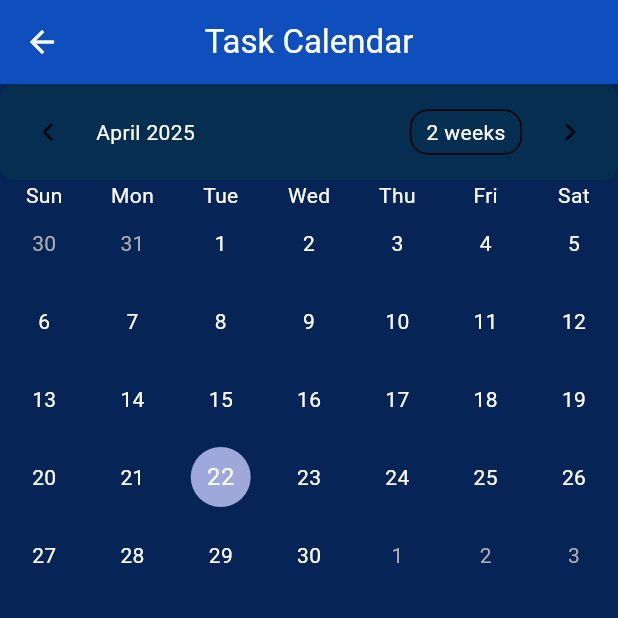
After one commit to Teshan2000/To-Do-Planner, a Flutter app: the screen it shows after launch, item 2 of the bottom bar chosen, after a tap on the "calendar month" icon, on a phone screen of 412 x 824 dp, the top half of it. The commit adds this screen. Run offline on Flutter 3.47's test engine with Material 3 defaults, Android fonts, the phone set to English and light mode, and no system bars; drawn by our look-alikes of table_calendar; our stand-ins replace flutter_local_notifications, flutter_switch, timezone.

Commit message:
Tasks Calendar
Table Calendar was used to display tasks.

```diff
--- /dev/null
+++ b/to_do_planner/lib/screens/calendar.dart
@@ -0,0 +1,118 @@
+import 'package:flutter/material.dart';
+import 'package:intl/intl.dart';
+import 'package:provider/provider.dart';
+import 'package:table_calendar/table_calendar.dart';
+import 'package:to_do_planner/models/task.dart';
+import 'package:to_do_planner/providers/taskProvider.dart';
+import 'package:to_do_planner/screens/home.dart';
+
+class Calendar extends StatefulWidget {
+  const Calendar({super.key});
+
+  @override
+  State<Calendar> createState() => _CalendarState();
+}
+
+class _CalendarState extends State<Calendar> {
+  DateTime _focusedDay = DateTime.now();
+  DateTime? _selectedDay;
+
+  String formatTaskDate(DateTime taskDate) {
+    DateTime now = DateTime.now();
+    DateTime today = DateTime(now.year, now.month, now.day);
+    DateTime tomorrow = today.add(const Duration(days: 1));
+
+    if (taskDate.isAtSameMomentAs(today)) {
+      return "Today";
+    } else if (taskDate.isAtSameMomentAs(tomorrow)) {
+      return "Tomorrow";
+    } else {
+      return DateFormat("dd-MM-yyyy").format(taskDate); // Format for other dates
+    }
+  }
+
+  @override
+  Widget build(BuildContext context) {
+    final taskProvider = Provider.of<TaskProvider>(context);
+
+    List<Task> getTasksForDay(DateTime day) {
+      return taskProvider.getTasksByDate(day);
+    }
+
+    return Scaffold(
+      backgroundColor: const Color.fromARGB(255, 7, 36, 86),
+      appBar: AppBar(
+        backgroundColor: const Color.fromARGB(255, 15, 79, 189),
+        // automaticallyImplyLeading: true,
+        leading: IconButton(
+            onPressed: () {
+              Navigator.of(context).pushReplacement(
+                MaterialPageRoute(
+                  builder: (context) => Home()));
+            },
+            icon: const Icon(Icons.arrow_back),
+            color: Colors.white,
+          ),
+        centerTitle: true,
+        title: const Text(
+          'Task Calendar',
+          style: TextStyle(color: Colors.white),
+        ),
+      ),
+      body: Column(
+        children: [
+          TableCalendar(
+            focusedDay: _focusedDay,
+            firstDay: DateTime(2000),
+            lastDay: DateTime(2100),
+            calendarFormat: CalendarFormat.month,
+            selectedDayPredicate: (day) => isSameDay(_selectedDay, day),
+            onDaySelected: (selectedDay, focusedDay) {
+              setState(() {
+                _selectedDay = selectedDay;
+                _focusedDay = focusedDay;
+              });
+            },
+            eventLoader: (day) => getTasksForDay(day),
+            headerStyle: const HeaderStyle(
+              titleTextStyle: TextStyle(color: Colors.white),
+              formatButtonTextStyle: TextStyle(color: Colors.white),
+              decoration: BoxDecoration(
+                color: Color.fromARGB(255, 5, 46, 80),
+                borderRadius: BorderRadius.all(Radius.circular(10)),
+              ),
+            ),
+            daysOfWeekStyle: const DaysOfWeekStyle(
+              weekdayStyle: TextStyle(color: Colors.white),
+              weekendStyle: TextStyle(color: Colors.white),
+            ),
+            calendarStyle: const CalendarStyle(
+              defaultTextStyle: TextStyle(color: Colors.white),
+              weekendTextStyle: TextStyle(color: Colors.white),
+              markerDecoration: BoxDecoration(
+                color: Colors.white,
+                shape: BoxShape.circle,
+              ),
+              selectedDecoration: BoxDecoration(
+                color: Colors.blueAccent,
+                shape: BoxShape.circle,
+              ),
+            ),
+          ),
+          const SizedBox(height: 10),
+          Expanded(
+            child: ListView(
+              children: getTasksForDay(_selectedDay ?? _focusedDay).map((task) {
+                return ListTile(
+                  leading: Icon(task.category?.icon, color: Colors.white),
+                  title: Text(task.title, style: const TextStyle(color: Colors.white)),
+                  subtitle: Text("${formatTaskDate(task.date)}, ${task.time}", style: const TextStyle(color: Colors.grey)),
+                );
+              }).toList(),
+            ),
+          ),
+        ],
+      ),
+    );
+  }
+}
--- a/to_do_planner/lib/screens/home.dart
+++ b/to_do_planner/lib/screens/home.dart
@@ -1,7 +1,9 @@
 import 'package:flutter/material.dart';
 import 'package:flutter_local_notifications/flutter_local_notifications.dart';
 import 'package:intl/intl.dart';
+import 'package:to_do_planner/screens/calendar.dart';
 import 'package:to_do_planner/screens/habitsScreen.dart';
+import 'package:to_do_planner/screens/newCalendar.dart';
 import 'package:to_do_planner/screens/tasksScreen.dart';
 
 final FlutterLocalNotificationsPlugin flutterLocalNotificationsPlugin =
@@ -46,6 +48,17 @@ class _HomeState extends State<Home> {
           "To Do Planner",
           style: TextStyle(color: Colors.white),
         ),
+        actions: [
+          IconButton(
+            onPressed: () {
+              Navigator.of(context).pushReplacement(
+                MaterialPageRoute(
+                  builder: (context) => Calendar()));
+            },
+            icon: const Icon(Icons.calendar_month),
+            color: Colors.white,
+          ),
+        ],
         backgroundColor: const Color.fromARGB(255, 15, 79, 189),
       ),
       body: _pages[_selectedIndex],
--- a/to_do_planner/pubspec.yaml
+++ b/to_do_planner/pubspec.yaml
@@ -36,10 +36,12 @@ dependencies:
   # Use with the CupertinoIcons class for iOS style icons.
   cupertino_icons: ^1.0.6
   provider: ^6.1.2
-  intl: ^0.19.0
+  intl: ^0.20.0
   flutter_local_notifications: ^18.0.1
   flutter_switch: ^0.3.2
-  timezone: ^0.9.4
+  timezone: ^0.10.0
+  table_calendar: ^3.2.0
+  # syncfusion_flutter_calendar: ^29.1.38
 
 dev_dependencies:
   flutter_test:
```
Also changed, not shown: to_do_planner/pubspec.lock.
